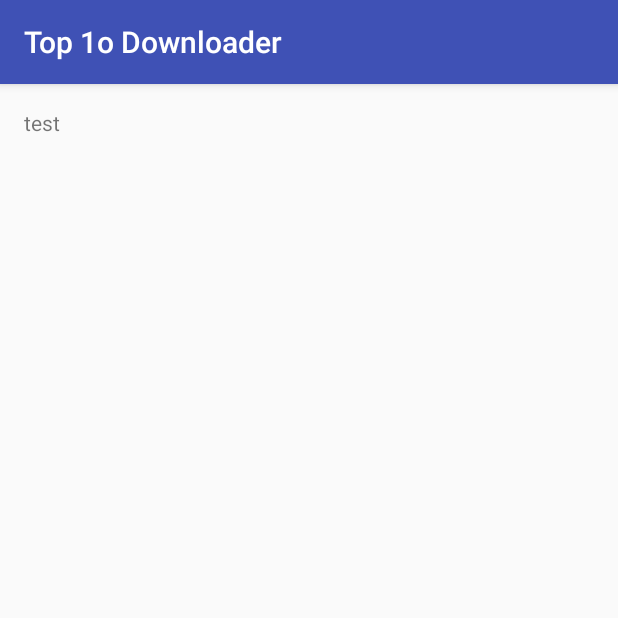
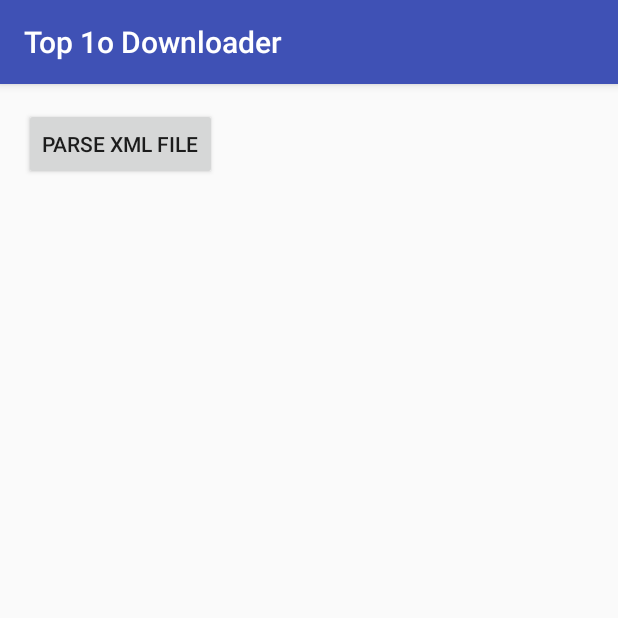
Before and after one commit to samueldaviddelacruz/AndroidPractices, an Android app: the screen it shows after launch (MainActivity), on a phone screen of 412 x 824 dp, the top half of it. Run offline under Robolectric (Android 15) with nearby library versions, the phone set to English and light mode, and no system bars.

Commit message:
finished basic functionality of the top 10 downloaded apps app :)
pending - refactor of code :)

```diff
--- a/Top1oDownloader/app/src/main/java/com/practices/samuel/top1odownloader/MainActivity.java
+++ b/Top1oDownloader/app/src/main/java/com/practices/samuel/top1odownloader/MainActivity.java
@@ -1,9 +1,14 @@
 package com.practices.samuel.top1odownloader;
 
 import android.os.AsyncTask;
+import android.support.annotation.MainThread;
 import android.support.v7.app.AppCompatActivity;
 import android.os.Bundle;
 import android.util.Log;
+import android.view.View;
+import android.widget.ArrayAdapter;
+import android.widget.Button;
+import android.widget.ListView;
 import android.widget.TextView;
 
 import java.io.BufferedReader;
@@ -18,7 +23,9 @@ import java.nio.channels.Channels;
 import java.nio.channels.ReadableByteChannel;
 
 public class MainActivity extends AppCompatActivity {
-private TextView xmlTextView;
+    private Button btnParse;
+    private ListView listApps;
+    private String mFileContents;
     @Override
     protected void onCreate(Bundle savedInstanceState) {
         super.onCreate(savedInstanceState);
@@ -26,8 +33,19 @@ private TextView xmlTextView;
 //
         DownloadData dt = new  DownloadData();
         dt.execute("http://ax.itunes.apple.com/WebObjects/MZStoreServices.woa/ws/RSS/topfreeapplications/limit=10/xml");
-        xmlTextView = (TextView)findViewById(R.id.xmlTextView);
+        btnParse = (Button)findViewById(R.id.btnParse);
+        listApps = (ListView)findViewById(R.id.xmlListView);
 
+        btnParse.setOnClickListener(new View.OnClickListener() {
+            @Override
+            public void onClick(View view) {
+            XmlParser parser = new XmlParser(mFileContents);
+                parser.process();
+                ArrayAdapter<App> arrayAdapter = new ArrayAdapter<App>(
+                        MainActivity.this,R.layout.list_item,parser.getApps());
+                listApps.setAdapter(arrayAdapter);
+            }
+        });
 
     }
 
@@ -36,7 +54,7 @@ private TextView xmlTextView;
 
     private class DownloadData extends AsyncTask<String,Void,String>{
 
-        private String mFileContents;
+
         @Override
         protected String doInBackground(String... params) {
             mFileContents = downloadXMLFile(params[0]);
@@ -49,7 +67,6 @@ private TextView xmlTextView;
         @Override
         protected void onPostExecute(String result) {
             super.onPostExecute(result);
-            xmlTextView.setText(result);
             Log.d("DownloadData","onPostExecute result " + result);
         }
 
--- a/Top1oDownloader/app/src/main/res/layout/activity_main.xml
+++ b/Top1oDownloader/app/src/main/res/layout/activity_main.xml
@@ -10,9 +10,22 @@
     tools:context="com.practices.samuel.top1odownloader.MainActivity"
     android:id="@+id/relativeLay">
 
-    <TextView
+    <Button
         android:layout_width="wrap_content"
         android:layout_height="wrap_content"
-        android:text="Hello World!"
-        android:id="@+id/xmlTextView" />
+        android:text="Parse XML File"
+        android:id="@+id/btnParse"
+        android:layout_alignParentTop="true"
+        android:layout_alignParentLeft="true"
+        android:layout_alignParentStart="true" />
+
+    <ListView
+        android:layout_width="wrap_content"
+        android:layout_height="wrap_content"
+        android:id="@+id/xmlListView"
+        android:layout_alignParentLeft="false"
+        android:layout_alignParentStart="true"
+        android:layout_below="@+id/btnParse"
+        android:layout_alignParentBottom="true"
+        android:layout_alignParentRight="@id/btnParse" />
 </RelativeLayout>
```
Also changed, not shown: Top1oDownloader/app/src/main/java/com/practices/samuel/top1odownloader/App.java (added, +15 -0 lines), Top1oDownloader/app/src/main/java/com/practices/samuel/top1odownloader/XmlParser.java (added, +97 -0 lines), Top1oDownloader/app/src/main/res/layout/list_item.xml (added, +9 -0 lines).
